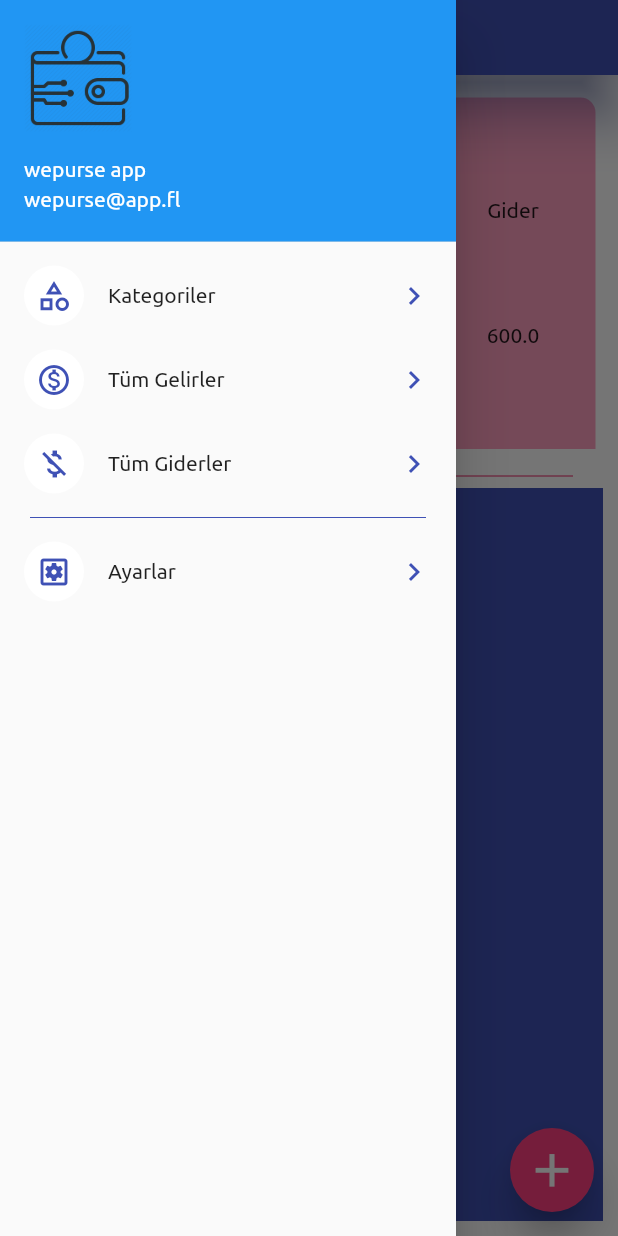
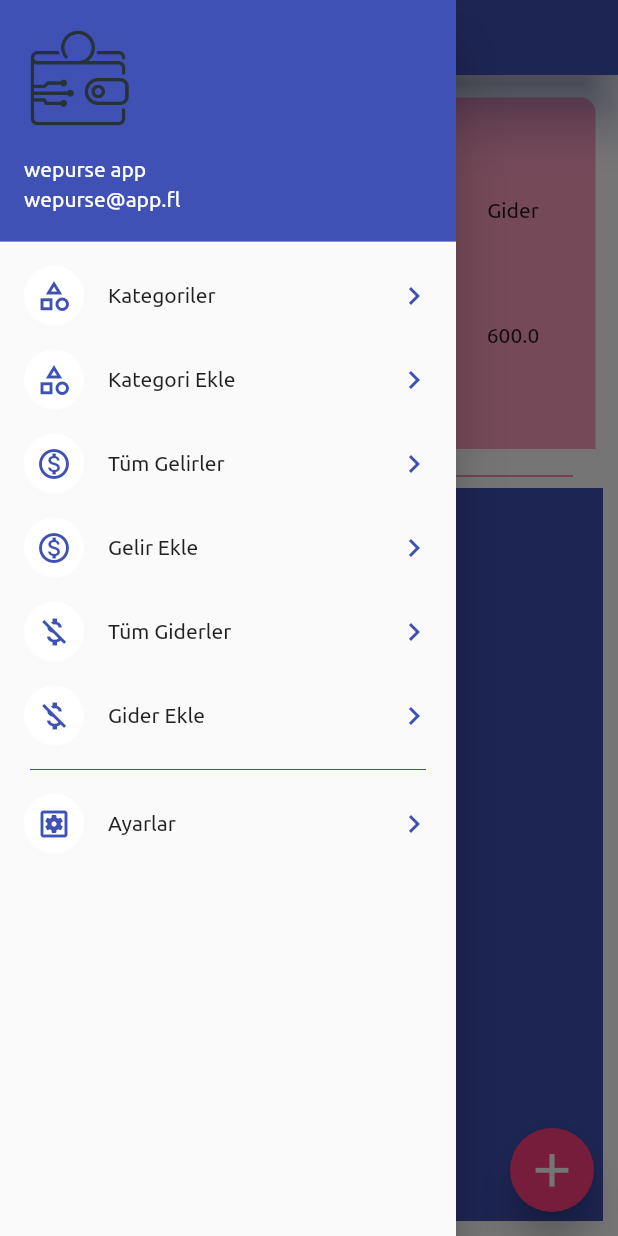
Before and after one commit to fatihatagunn/wepurse, a Flutter app: the MyHomePage screen opened directly, with the side drawer open, on a phone screen of 412 x 824 dp. Run offline on Flutter 3.47's test engine with Material 2 defaults, Android fonts, the phone set to English and light mode, and no system bars.

Commit message:
Drawer body items optimized , onTap methods added.

```diff
--- a/lib/ui/drawer_page.dart
+++ b/lib/ui/drawer_page.dart
@@ -1,4 +1,8 @@
 import 'package:flutter/material.dart';
+import 'add_category_page.dart';
+import 'add_process_page.dart';
+import 'appbar_widget.dart';
+import 'settings_page.dart';
 
 class DrawerPage extends StatefulWidget {
   @override
@@ -14,7 +18,6 @@ class DrawerPageState extends State<DrawerPage> {
   @override
   Widget build(BuildContext context) {
     return Drawer(
-
       child: Column(
         children: <Widget>[
           UserAccountsDrawerHeader(
@@ -23,8 +26,10 @@ class DrawerPageState extends State<DrawerPage> {
             accountEmail: Text(_userMail),
             //KULLANICI GİRİŞİNDEN ALINAN _userMail VERİSİ
             currentAccountPicture:
-                Image.asset("assets/images/wallet_tecno.png"),
-
+            Image.asset("assets/images/wallet_tecno.png"),
+            decoration: BoxDecoration(
+              color: Colors.indigo,
+            ),
           ),
           Expanded(
             child: ListView(
@@ -47,6 +52,28 @@ class DrawerPageState extends State<DrawerPage> {
                 ListTile(
                   leading: CircleAvatar(
                     child: Icon(
+                      Icons.category_outlined,
+                      color: Colors.indigo,
+                    ),
+                    backgroundColor: Colors.white,
+                  ),
+                  title: Text("Kategori Ekle "),
+                  trailing: Icon(
+                    Icons.chevron_right,
+                    color: Colors.indigo,
+                  ),
+                  onTap: () {
+                    Navigator.push(
+                      context,
+                      MaterialPageRoute(
+                        builder: (context) => AddCategoryPage(),
+                      ),
+                    );
+                  },
+                ),
+                ListTile(
+                  leading: CircleAvatar(
+                    child: Icon(
                       Icons.monetization_on_outlined,
                       color: Colors.indigo,
                     ),
@@ -62,6 +89,28 @@ class DrawerPageState extends State<DrawerPage> {
                 ListTile(
                   leading: CircleAvatar(
                     child: Icon(
+                      Icons.monetization_on_outlined,
+                      color: Colors.indigo,
+                    ),
+                    backgroundColor: Colors.white,
+                  ),
+                  title: Text("Gelir Ekle"),
+                  trailing: Icon(
+                    Icons.chevron_right,
+                    color: Colors.indigo,
+                  ),
+                  onTap: () {
+                    Navigator.push(
+                      context,
+                      MaterialPageRoute(
+                        builder: (context) => AddProcessPage(),
+                      ),
+                    );
+                  },
+                ),
+                ListTile(
+                  leading: CircleAvatar(
+                    child: Icon(
                       Icons.money_off_outlined,
                       color: Colors.indigo,
                     ),
@@ -73,6 +122,28 @@ class DrawerPageState extends State<DrawerPage> {
                     color: Colors.indigo,
                   ),
                   onTap: () {},
+                ),
+                ListTile(
+                  leading: CircleAvatar(
+                    child: Icon(
+                      Icons.money_off_outlined,
+                      color: Colors.indigo,
+                    ),
+                    backgroundColor: Colors.white,
+                  ),
+                  title: Text("Gider Ekle "),
+                  trailing: Icon(
+                    Icons.chevron_right,
+                    color: Colors.indigo,
+                  ),
+                  onTap: () {
+                    Navigator.push(
+                      context,
+                      MaterialPageRoute(
+                        builder: (context) => AddProcessPage(),
+                      ),
+                    );
+                  },
                 ),
                 Divider(
                   color: Colors.indigo,
@@ -92,14 +163,18 @@ class DrawerPageState extends State<DrawerPage> {
                     Icons.chevron_right,
                     color: Colors.indigo,
                   ),
-                  onTap: () {},
+                  onTap: () {
+                    Navigator.push(
+                      context,
+                      MaterialPageRoute(
+                        builder: (context) => SettingsPage(),
+                      ),
+                    );
+                  },
                 ),
-
-
               ],
             ),
           ),
-
         ],
       ),
     );
```
